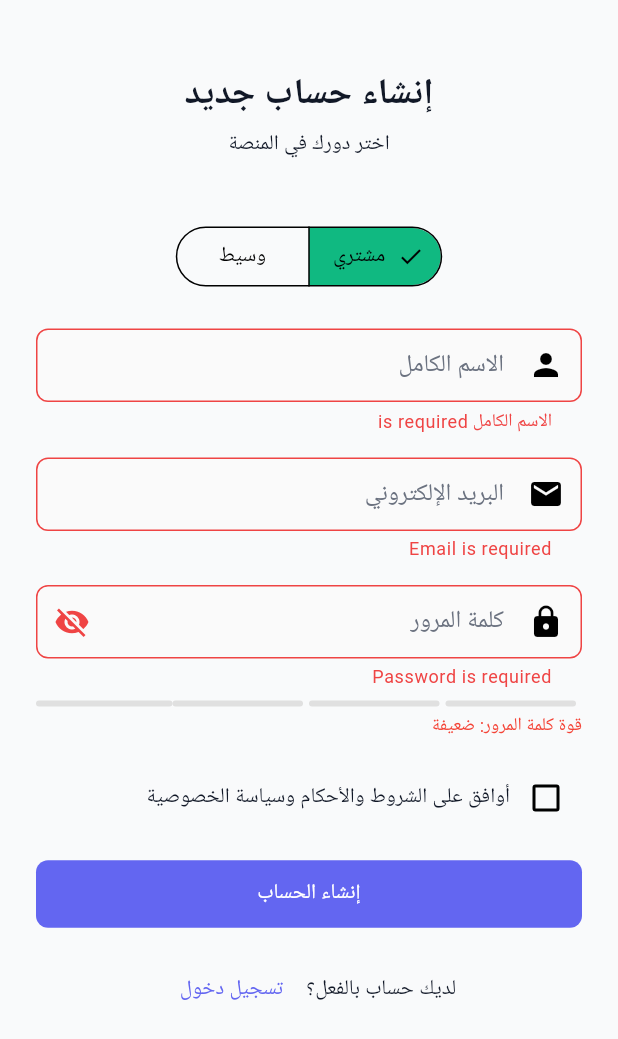
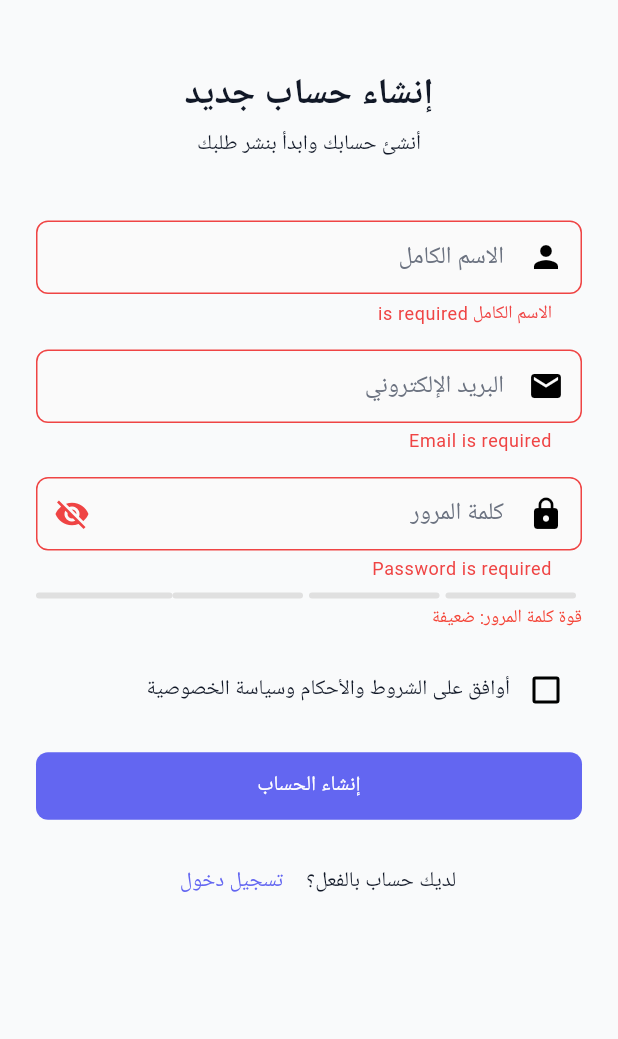
Before and after one commit to Hamzaaltaee91/360home, a Flutter app: the SignupScreen screen opened by its route, after a tap on "إنشاء الحساب", on a phone screen of 412 x 824 dp. Shown: the top 1039 px of the screen. Run offline on Flutter 3.47's test engine with Material 3 defaults, Android fonts, the phone set to English and light mode, and no system bars; our stand-ins replace flutter_dotenv, flutter_image_compress, flutter_map, flutter_riverpod, flutter_secure_storage, geolocator and 5 more; accounts and stored records are empty; generated files the repository leaves out were written again; network calls fail; statements that could not run were skipped.

Commit message:
In lib/screens/auth/signup_screen.dart, remove the role-selection Segm
Task from TODO.md line 876
Verified: analyze + sanity + size + security gates

```diff
--- a/lib/screens/auth/signup_screen.dart
+++ b/lib/screens/auth/signup_screen.dart
@@ -18,7 +18,6 @@ class _SignupScreenState extends State<SignupScreen> {
   final _emailController = TextEditingController();
   final _passwordController = TextEditingController();
   final _nameController = TextEditingController();
-  String _selectedRole = 'buyer';
   bool _isLoading = false;
   bool _acceptedTerms = false;
   bool _obscurePassword = true;
@@ -64,7 +63,7 @@ class _SignupScreenState extends State<SignupScreen> {
         email: _emailController.text.trim(),
         password: _passwordController.text,
         fullName: _nameController.text.trim(),
-        role: _selectedRole,
+        role: 'buyer',
       );
 
       if (!mounted) return;
@@ -97,7 +96,7 @@ class _SignupScreenState extends State<SignupScreen> {
               ),
               const SizedBox(height: 8),
               Text(
-                'اختر دورك في المنصة',
+                'أنشئ حسابك وابدأ بنشر طلبك',
                 style: Theme.of(context).textTheme.bodyMedium,
               ),
               const SizedBox(height: 24),
@@ -118,24 +117,6 @@ class _SignupScreenState extends State<SignupScreen> {
                 key: _formKey,
                 child: Column(
                   children: [
-                    // Role Selection
-                    SegmentedButton<String>(
-                      segments: const [
-                        ButtonSegment(
-                          value: 'buyer',
-                          label: Text('مشتري'),
-                        ),
-                        ButtonSegment(
-                          value: 'realtor',
-                          label: Text('وسيط'),
-                        ),
-                      ],
-                      selected: {_selectedRole},
-                      onSelectionChanged: (Set<String> newSelection) {
-                        setState(() => _selectedRole = newSelection.first);
-                      },
-                    ),
-                    const SizedBox(height: 24),
                     // Name Field
                     TextFormField(
                       controller: _nameController,
```
